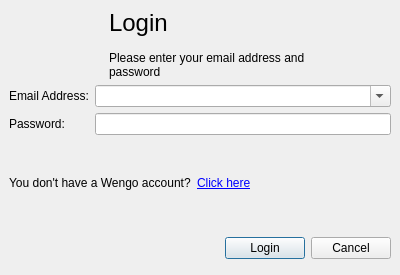
First picture: the form in wengophone/src/presentation/qt/login/LoginWindow.ui, repository tkrotoff/WengoPhone, before the edit.
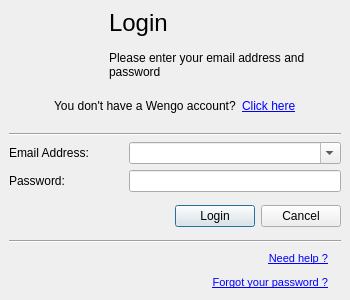
Second picture: the form after the edit. Icons and pictures are not drawn.

Commit message: - Work on the login window - ui fix in the add contact window

```diff
--- a/wengophone/src/presentation/qt/login/LoginWindow.ui
+++ b/wengophone/src/presentation/qt/login/LoginWindow.ui
@@ -8,8 +8,8 @@
    <rect>
     <x>0</x>
     <y>0</y>
-    <width>400</width>
-    <height>275</height>
+    <width>350</width>
+    <height>300</height>
    </rect>
   </property>
   <property name="windowTitle" >
@@ -22,41 +22,66 @@
    <property name="spacing" >
     <number>6</number>
    </property>
-   <item row="3" column="0" colspan="2" >
-    <spacer>
-     <property name="orientation" >
-      <enum>Qt::Vertical</enum>
+   <item row="6" column="0" >
+    <layout class="QGridLayout" >
+     <property name="margin" >
+      <number>0</number>
      </property>
-     <property name="sizeHint" >
-      <size>
-       <width>382</width>
-       <height>16</height>
-      </size>
+     <property name="spacing" >
+      <number>6</number>
      </property>
-    </spacer>
+     <item row="1" column="1" >
+      <widget class="QLabel" name="forgotPasswordLabel" >
+       <property name="text" >
+        <string>&lt;html>&lt;head>&lt;meta name="qrichtext" content="1" />&lt;/head>&lt;body style=" white-space: pre-wrap; font-family:MS Shell Dlg; font-size:8.25pt; font-weight:400; font-style:normal; text-decoration:none;">&lt;p style=" margin-top:0px; margin-bottom:0px; margin-left:0px; margin-right:0px; -qt-block-indent:0; text-indent:0px;">&lt;span style=" font-size:8pt; text-decoration: underline; color:#0000ff;">Forgot your password ?&lt;/span>&lt;/p>&lt;/body>&lt;/html></string>
+       </property>
+       <property name="alignment" >
+        <set>Qt::AlignRight|Qt::AlignTrailing|Qt::AlignVCenter</set>
+       </property>
+      </widget>
+     </item>
+     <item row="0" column="1" >
+      <widget class="QLabel" name="helpLabel" >
+       <property name="layoutDirection" >
+        <enum>Qt::LeftToRight</enum>
+       </property>
+       <property name="text" >
+        <string>&lt;html>&lt;head>&lt;meta name="qrichtext" content="1" />&lt;/head>&lt;body style=" white-space: pre-wrap; font-family:MS Shell Dlg; font-size:8.25pt; font-weight:400; font-style:normal; text-decoration:none;">&lt;p style=" margin-top:0px; margin-bottom:0px; margin-left:0px; margin-right:0px; -qt-block-indent:0; text-indent:0px;">&lt;span style=" font-size:8pt; text-decoration: underline; color:#0000ff;">Need help ?&lt;/span>&lt;/p>&lt;/body>&lt;/html></string>
+       </property>
+       <property name="textFormat" >
+        <enum>Qt::AutoText</enum>
+       </property>
+       <property name="alignment" >
+        <set>Qt::AlignRight|Qt::AlignTrailing|Qt::AlignVCenter</set>
+       </property>
+      </widget>
+     </item>
+     <item rowspan="2" row="0" column="2" >
+      <widget class="QLabel" name="label_4" >
+       <property name="text" >
+        <string/>
+       </property>
+       <property name="pixmap" >
+        <pixmap resource="../wengophone.qrc" >:/pics/Help-32x32.png</pixmap>
+       </property>
+      </widget>
+     </item>
+     <item row="0" column="0" >
+      <spacer>
+       <property name="orientation" >
+        <enum>Qt::Horizontal</enum>
+       </property>
+       <property name="sizeHint" >
+        <size>
+         <width>40</width>
+         <height>20</height>
+        </size>
+       </property>
+      </spacer>
+     </item>
+    </layout>
    </item>
-   <item row="2" column="1" >
-    <widget class="QLineEdit" name="passwordLineEdit" >
-     <property name="echoMode" >
-      <enum>QLineEdit::Password</enum>
-     </property>
-    </widget>
-   </item>
-   <item row="1" column="0" >
-    <widget class="QLabel" name="emailAddressLabel" >
-     <property name="text" >
-      <string>Email Address:</string>
-     </property>
-    </widget>
-   </item>
-   <item row="1" column="1" >
-    <widget class="QComboBox" name="loginComboBox" >
-     <property name="editable" >
-      <bool>true</bool>
-     </property>
-    </widget>
-   </item>
-   <item row="6" column="0" colspan="2" >
+   <item row="4" column="0" >
     <layout class="QHBoxLayout" >
      <property name="margin" >
       <number>0</number>
@@ -99,50 +124,7 @@
      </item>
     </layout>
    </item>
-   <item row="4" column="0" colspan="2" >
-    <layout class="QGridLayout" >
-     <property name="margin" >
-      <number>0</number>
-     </property>
-     <property name="spacing" >
-      <number>6</number>
-     </property>
-     <item row="0" column="0" >
-      <widget class="QLabel" name="label" >
-       <property name="text" >
-        <string>You don't have a Wengo account?</string>
-       </property>
-       <property name="textFormat" >
-        <enum>Qt::PlainText</enum>
-       </property>
-      </widget>
-     </item>
-     <item row="0" column="2" >
-      <spacer>
-       <property name="orientation" >
-        <enum>Qt::Horizontal</enum>
-       </property>
-       <property name="sizeHint" >
-        <size>
-         <width>40</width>
-         <height>20</height>
-        </size>
-       </property>
-      </spacer>
-     </item>
-     <item row="0" column="1" >
-      <widget class="QLabel" name="linkWengoAccountLabel" >
-       <property name="cursor" >
-        <cursor>13</cursor>
-       </property>
-       <property name="text" >
-        <string>&lt;html>&lt;head>&lt;meta name="qrichtext" content="1" />&lt;/head>&lt;body style=" white-space: pre-wrap; font-family:Sans Serif; font-size:9pt; font-weight:400; font-style:normal; text-decoration:none;">&lt;p style=" margin-top:0px; margin-bottom:0px; margin-left:0px; margin-right:0px; -qt-block-indent:0; text-indent:0px;">&lt;span style=" font-family:MS Shell Dlg; text-decoration: underline; color:#0000ff;">Click here&lt;/span>&lt;/p>&lt;/body>&lt;/html></string>
-       </property>
-      </widget>
-     </item>
-    </layout>
-   </item>
-   <item row="0" column="0" colspan="2" >
+   <item row="0" column="0" >
     <widget class="QLabel" name="loginLabel" >
      <property name="palette" >
       <palette>
@@ -417,25 +399,137 @@
      </property>
     </widget>
    </item>
+   <item row="3" column="0" >
+    <layout class="QGridLayout" >
+     <property name="margin" >
+      <number>0</number>
+     </property>
+     <property name="spacing" >
+      <number>6</number>
+     </property>
+     <item row="0" column="0" >
+      <widget class="QLabel" name="emailAddressLabel" >
+       <property name="text" >
+        <string>Email Address:</string>
+       </property>
+      </widget>
+     </item>
+     <item row="1" column="0" >
+      <widget class="QLabel" name="passwordLabel" >
+       <property name="text" >
+        <string>Password:</string>
+       </property>
+      </widget>
+     </item>
+     <item row="0" column="1" >
+      <widget class="QComboBox" name="loginComboBox" >
+       <property name="minimumSize" >
+        <size>
+         <width>212</width>
+         <height>0</height>
+        </size>
+       </property>
+       <property name="maximumSize" >
+        <size>
+         <width>212</width>
+         <height>16777215</height>
+        </size>
+       </property>
+       <property name="editable" >
+        <bool>true</bool>
+       </property>
+      </widget>
+     </item>
+     <item row="1" column="1" >
+      <widget class="QLineEdit" name="passwordLineEdit" >
+       <property name="minimumSize" >
+        <size>
+         <width>212</width>
+         <height>0</height>
+        </size>
+       </property>
+       <property name="maximumSize" >
+        <size>
+         <width>212</width>
+         <height>16777215</height>
+        </size>
+       </property>
+       <property name="echoMode" >
+        <enum>QLineEdit::Password</enum>
+       </property>
+      </widget>
+     </item>
+    </layout>
+   </item>
+   <item row="1" column="0" >
+    <layout class="QGridLayout" >
+     <property name="margin" >
+      <number>0</number>
+     </property>
+     <property name="spacing" >
+      <number>6</number>
+     </property>
+     <item row="0" column="2" >
+      <widget class="QLabel" name="linkWengoAccountLabel" >
+       <property name="cursor" >
+        <cursor>13</cursor>
+       </property>
+       <property name="text" >
+        <string>&lt;html>&lt;head>&lt;meta name="qrichtext" content="1" />&lt;/head>&lt;body style=" white-space: pre-wrap; font-family:Sans Serif; font-size:9pt; font-weight:400; font-style:normal; text-decoration:none;">&lt;p style=" margin-top:0px; margin-bottom:0px; margin-left:0px; margin-right:0px; -qt-block-indent:0; text-indent:0px;">&lt;span style=" font-family:MS Shell Dlg; text-decoration: underline; color:#0000ff;">Click here&lt;/span>&lt;/p>&lt;/body>&lt;/html></string>
+       </property>
+      </widget>
+     </item>
+     <item row="0" column="1" >
+      <widget class="QLabel" name="label" >
+       <property name="text" >
+        <string>You don't have a Wengo account?</string>
+       </property>
+       <property name="textFormat" >
+        <enum>Qt::PlainText</enum>
+       </property>
+      </widget>
+     </item>
+     <item row="0" column="0" >
+      <spacer>
+       <property name="orientation" >
+        <enum>Qt::Horizontal</enum>
+       </property>
+       <property name="sizeHint" >
+        <size>
+         <width>40</width>
+         <height>20</height>
+        </size>
+       </property>
+      </spacer>
+     </item>
+     <item row="0" column="3" >
+      <spacer>
+       <property name="orientation" >
+        <enum>Qt::Horizontal</enum>
+       </property>
+       <property name="sizeHint" >
+        <size>
+         <width>40</width>
+         <height>20</height>
+        </size>
+       </property>
+      </spacer>
+     </item>
+    </layout>
+   </item>
    <item row="2" column="0" >
-    <widget class="QLabel" name="passwordLabel" >
-     <property name="text" >
-      <string>Password:</string>
+    <widget class="Line" name="line" >
+     <property name="orientation" >
+      <enum>Qt::Horizontal</enum>
      </property>
     </widget>
    </item>
-   <item row="5" column="0" colspan="2" >
-    <spacer>
+   <item row="5" column="0" >
+    <widget class="Line" name="line_2" >
      <property name="orientation" >
-      <enum>Qt::Vertical</enum>
+      <enum>Qt::Horizontal</enum>
      </property>
-     <property name="sizeHint" >
-      <size>
-       <width>382</width>
-       <height>16</height>
-      </size>
-     </property>
-    </spacer>
+    </widget>
    </item>
   </layout>
  </widget>
```
The commit also changes 5 other files.
